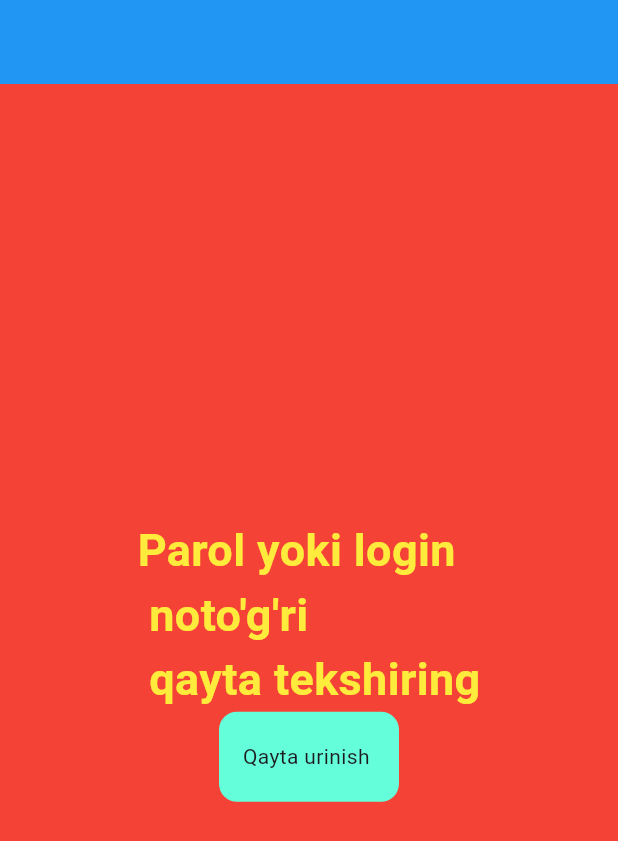
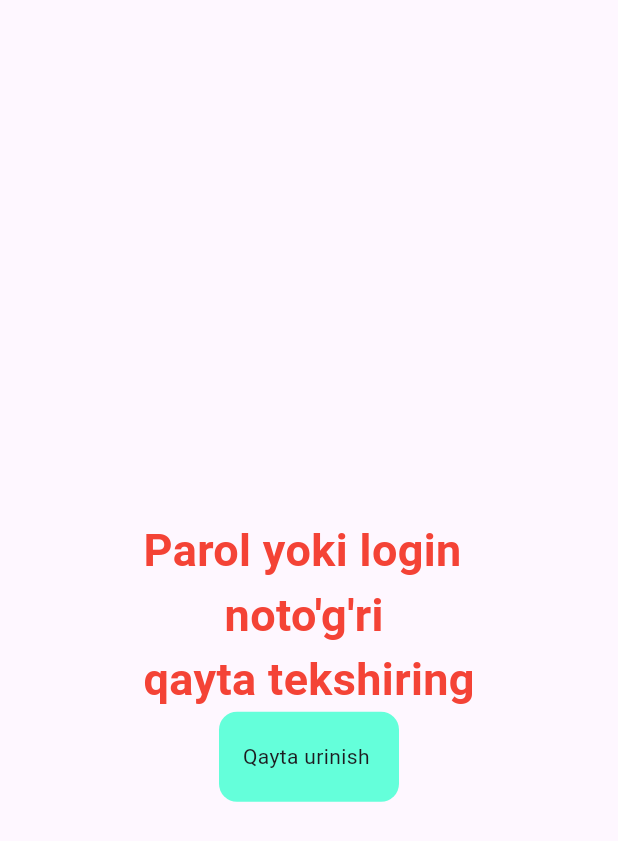
Before and after one commit to Muhammadali1230/InstagrammRegisterPage2, a Flutter app: the screen it shows after launch, after a tap on "Log in", on a phone screen of 412 x 824 dp. Shown: the top 841 px of the screen. Run offline on Flutter 3.47's test engine with Material 3 defaults, Android fonts, the phone set to English and light mode, and no system bars; our stand-ins replace flutter_svg.

Commit message:
initial commit

```diff
--- a/lib/error_page.dart
+++ b/lib/error_page.dart
@@ -13,19 +13,17 @@ class _ErrorPageState extends State<ErrorPage> {
   Widget build(BuildContext context) {
     return Scaffold(
       appBar: AppBar(
-        backgroundColor: Colors.blue,
       ),
       body: Container(
-        color: Colors.red,
         width: double.infinity,
         height: double.infinity,
         child: Center(child: Column(
           mainAxisAlignment: MainAxisAlignment.center,
           children: [
-            Text("Parol yoki login \n noto'g'ri \n qayta tekshiring" , style: TextStyle(
+            Text("Parol yoki login \n       noto'g'ri \nqayta tekshiring" , style: TextStyle(
                 fontSize: 30,
                 fontWeight: FontWeight.w700,
-                color: Colors.yellow
+                color: Colors.red
             ),),
             InkWell(
               splashColor: Colors.blueAccent,
--- a/lib/switch_acc.dart
+++ b/lib/switch_acc.dart
@@ -13,7 +13,7 @@ class SwitchAcc extends StatefulWidget {
 }
 TextEditingController _controllerUser = TextEditingController();
 TextEditingController _controllerPassword = TextEditingController();
-
+int index =-1;
 class _SwitchAccState extends State<SwitchAcc> {
   @override
   Widget build(BuildContext context) {
@@ -81,7 +81,34 @@ class _SwitchAccState extends State<SwitchAcc> {
               ),
           InkWell(
             onTap: (){
-              if(list.length==0){
+              if(listUser.length==0){
+                Navigator.pushReplacement(
+
+                  context,
+                  MaterialPageRoute(builder: (context) => ErrorPage()),
+                );
+
+
+              }else if(listUser.contains(_controllerUser.text)){
+                index=listUser.indexOf(_controllerUser.text);
+               if(listPassword[index]==_controllerPassword.text){
+                 Navigator.pushReplacement(
+
+                   context,
+                   MaterialPageRoute(builder: (context) => HomePage()),
+                 );
+
+               }
+               else{
+                 Navigator.pushReplacement(
+
+                   context,
+                   MaterialPageRoute(builder: (context) => ErrorPage()),
+                 );
+
+               }
+              }
+              else{
                 Navigator.pushReplacement(
 
                   context,
--- a/pubspec.yaml
+++ b/pubspec.yaml
@@ -36,6 +36,7 @@ dependencies:
   cupertino_icons: ^1.0.8
   flutter_svg: ^2.0.17
 
+
 dev_dependencies:
   flutter_test:
     sdk: flutter
```
Also changed, not shown: lib/data/data_base.dart (+2 -6 lines), lib/home_page.dart (+17 -4 lines), lib/register_page.dart (+20 -6 lines), lib/welcome_page.dart (added, +53 -0 lines).
